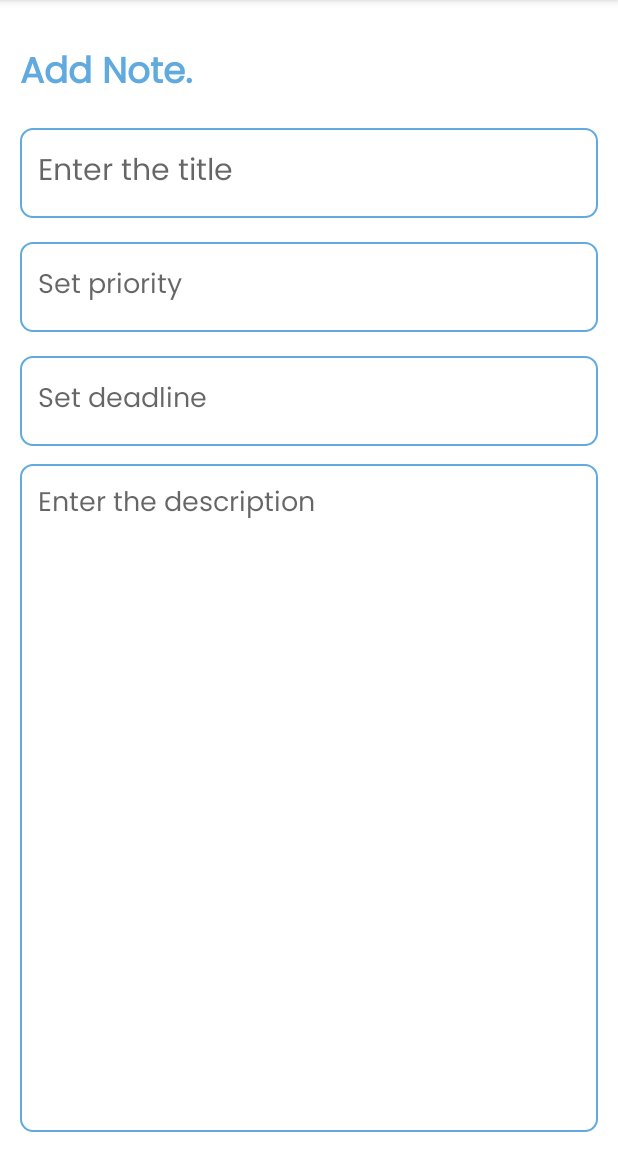
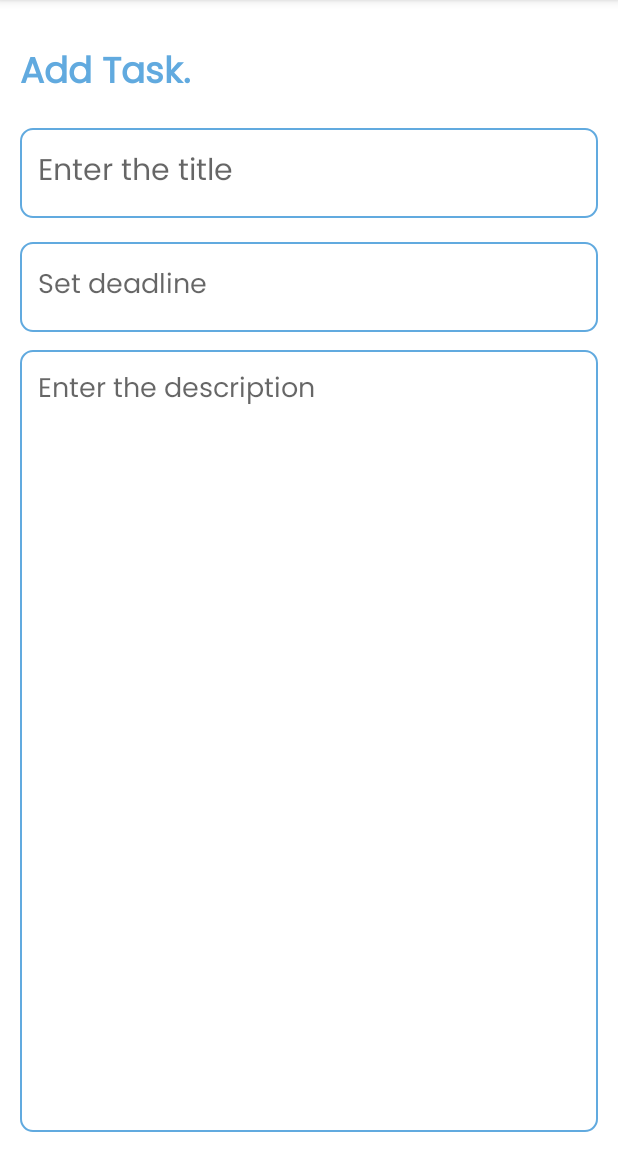
Before and after one commit to thej-k/TaskMaster, an Android app: the AddTaskFragment screen opened through its navigation route, on a phone screen of 412 x 824 dp, the part 84-1236 px from its top. Run offline under Robolectric (Android 15) with nearby library versions, the phone set to English and light mode, and no system bars; our stand-ins replace Room's generated code, data binding.

Commit message:
Updating layout files

```diff
--- a/app/src/main/java/com/example/taskmaster/database/TaskDao.kt
+++ b/app/src/main/java/com/example/taskmaster/database/TaskDao.kt
@@ -23,6 +23,6 @@ interface TaskDao {
     @Query("SELECT * FROM tasks ORDER BY id DESC")
     fun getAllTasks(): LiveData<List<Task>>
 
-    @Query("SELECT * FROM tasks WHERE taskTitle LIKE :query OR taskDesc LIKE :query OR taskPriority LIKE :query")
+    @Query("SELECT * FROM tasks WHERE taskTitle LIKE :query OR taskDesc LIKE :query OR taskDeadline LIKE :query")
     fun searchTask(query: String?): LiveData<List<Task>>
 }
--- a/app/src/main/java/com/example/taskmaster/fragments/AddTaskFragment.kt
+++ b/app/src/main/java/com/example/taskmaster/fragments/AddTaskFragment.kt
@@ -49,11 +49,10 @@ class AddTaskFragment : Fragment(R.layout.fragment_add_task), MenuProvider {
     private fun saveTask(view: View){
         val taskTitle = binding.addNoteTitle.text.toString().trim()
         val taskDesc = binding.addTaskDesc.text.toString().trim()
-        val taskPriority = binding.addPriority.text.toString().trim()
         val taskDeadline = binding.addDeadline.text.toString().trim()
 
         if(taskTitle.isNotEmpty()){
-            val task = Task(0, taskTitle, taskDesc, taskPriority, taskDeadline)
+            val task = Task(0, taskTitle, taskDesc, taskDeadline)
             tasksViewModel.addTask(task)
 
             Toast.makeText(addTaskView.context, "Note Saved", Toast.LENGTH_SHORT).show()
--- a/app/src/main/java/com/example/taskmaster/fragments/EditTaskFragment.kt
+++ b/app/src/main/java/com/example/taskmaster/fragments/EditTaskFragment.kt
@@ -52,17 +52,15 @@ class EditTaskFragment : Fragment(R.layout.fragment_edit_task), MenuProvider {
 
         binding.editNoteTitle.setText(currentTask.taskTitle)
         binding.editTaskDesc.setText(currentTask.taskDesc)
-        binding.editPriority.setText(currentTask.taskPriority)
         binding.editDeadline.setText(currentTask.taskDeadline)
 
         binding.editTaskDone.setOnClickListener{
             val taskTitle = binding.editNoteTitle.text.toString().trim()
             val taskDesc = binding.editTaskDesc.text.toString().trim()
-            val taskPriority = binding.editPriority.text.toString().trim()
             val taskDeadline = binding.editDeadline.text.toString().trim()
 
             if(taskTitle.isNotEmpty()){
-                val task = Task(currentTask.id, taskTitle, taskDesc, taskPriority, taskDeadline)
+                val task = Task(currentTask.id, taskTitle, taskDesc, taskDeadline)
                 tasksViewModel.updateTask(task)
                 view.findNavController().popBackStack(R.id.homeFragment, false)
             }else{
--- a/app/src/main/java/com/example/taskmaster/fragments/HomeFragment.kt
+++ b/app/src/main/java/com/example/taskmaster/fragments/HomeFragment.kt
@@ -22,7 +22,7 @@ import com.example.taskmaster.model.Task
 import com.example.taskmaster.viewmodel.TaskViewModel
 
 
-@Suppress("DEPRECATION")
+
 class HomeFragment : Fragment(R.layout.fragment_home), SearchView.OnQueryTextListener, MenuProvider {
 
     private var homeBinding: FragmentHomeBinding? = null
--- a/app/src/main/java/com/example/taskmaster/model/Task.kt
+++ b/app/src/main/java/com/example/taskmaster/model/Task.kt
@@ -11,7 +11,6 @@ data class Task(
     @PrimaryKey(autoGenerate = true)
     val id: Int,
     val taskTitle: String,
-    val taskPriority: String,
     val taskDeadline: String,
     val taskDesc: String
 ): Parcelable
--- a/app/src/main/res/layout/fragment_add_task.xml
+++ b/app/src/main/res/layout/fragment_add_task.xml
@@ -18,7 +18,7 @@
             android:layout_alignParentTop="true"
             android:layout_marginTop="16dp"
             android:fontFamily="@font/poppins"
-            android:text="Add Note."
+            android:text="Add Task."
             android:textColor="@color/primary_blue"
             android:textSize="24sp"
             android:textStyle="bold" />
@@ -37,26 +37,13 @@
             android:fontFamily="@font/poppins"/>
 
         <EditText
-            android:id="@+id/addPriority"
-            android:layout_width="match_parent"
-            android:layout_height="60dp"
-            android:hint="Set priority"
-            android:padding="12dp"
-            android:textSize="18sp"
-            android:layout_below="@id/addNoteTitle"
-            android:background="@drawable/blue_border"
-            android:layout_marginTop="16dp"
-            android:maxLines="1"
-            android:fontFamily="@font/poppins"/>
-
-        <EditText
             android:id="@+id/addDeadline"
             android:layout_width="match_parent"
             android:layout_height="60dp"
             android:hint="Set deadline"
             android:padding="12dp"
             android:textSize="18sp"
-            android:layout_below="@id/addPriority"
+            android:layout_below="@id/addNoteTitle"
             android:background="@drawable/blue_border"
             android:layout_marginTop="16dp"
             android:maxLines="1"
--- a/app/src/main/res/layout/task_layout.xml
+++ b/app/src/main/res/layout/task_layout.xml
@@ -31,10 +31,10 @@
             <TextView
                 android:layout_width="match_parent"
                 android:layout_height="wrap_content"
-                android:id="@+id/taskDesc"
+                android:id="@+id/taskDeadline"
                 android:layout_marginTop="8dp"
                 android:maxHeight="170dp"
-                android:text="Description"
+                android:text="Deadline"
                 android:textSize="14sp"
                 android:fontFamily="@font/poppins"
                 android:textColor="@color/black"/>
```
Also changed, not shown: app/src/main/java/com/example/taskmaster/adapter/TaskAdapter.kt (+5 -4 lines), app/src/main/res/layout/fragment_edit_task.xml (+1 -14 lines), 1 other file.
